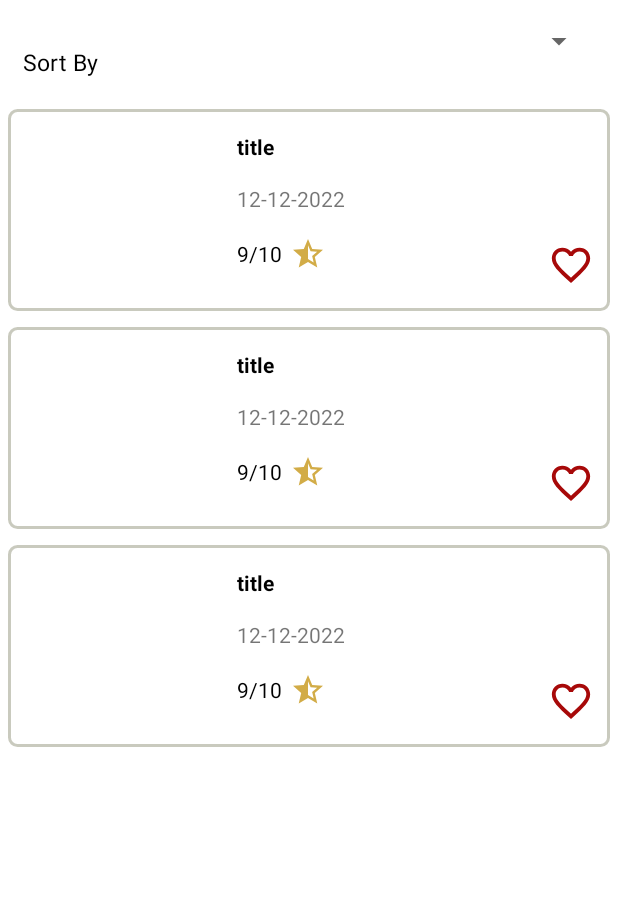
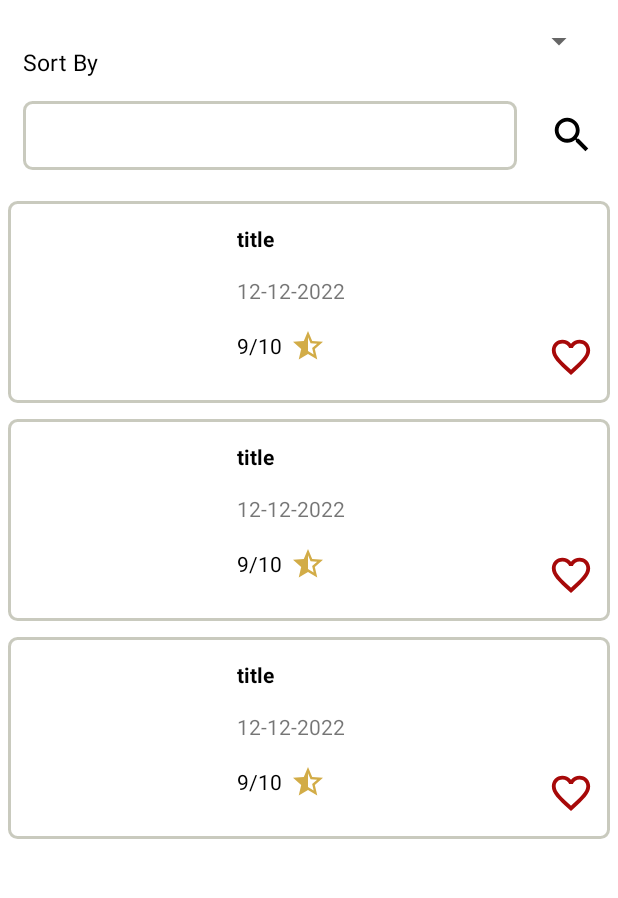
Before and after one commit to tahazayed/mdpproject, an Android app: the layout fragment_movie_list.xml on its own in the app's theme, with its tools: preview values and no code run, on a phone screen of 412 x 824 dp, the part 60-958 px from its top. Run offline under Robolectric (Android 15) with nearby library versions, the phone set to English and light mode, and no system bars.

Commit message:
Done from search. Prepared videos for detail screen.

```diff
--- /dev/null
+++ b/app/src/main/res/drawable/ic_search.xml
@@ -0,0 +1,5 @@
+<vector android:height="24dp" android:tint="#000000"
+    android:viewportHeight="24" android:viewportWidth="24"
+    android:width="24dp" xmlns:android="http://schemas.android.com/apk/res/android">
+    <path android:fillColor="@android:color/white" android:pathData="M15.5,14h-0.79l-0.28,-0.27C15.41,12.59 16,11.11 16,9.5 16,5.91 13.09,3 9.5,3S3,5.91 3,9.5 5.91,16 9.5,16c1.61,0 3.09,-0.59 4.23,-1.57l0.27,0.28v0.79l5,4.99L20.49,19l-4.99,-5zM9.5,14C7.01,14 5,11.99 5,9.5S7.01,5 9.5,5 14,7.01 14,9.5 11.99,14 9.5,14z"/>
+</vector>
--- a/app/src/main/res/layout/fragment_movie_list.xml
+++ b/app/src/main/res/layout/fragment_movie_list.xml
@@ -29,8 +29,8 @@
             android:layout_height="wrap_content"
             android:layout_alignParentStart="true"
             android:layout_centerHorizontal="true"
+            android:layout_marginTop="@dimen/_12sdp"
             android:text="@string/sort_by"
-            android:layout_marginTop="@dimen/_12sdp"
             android:textColor="@color/black"
             android:textSize="@dimen/_12ssp" />
 
@@ -45,6 +45,33 @@
 
     </RelativeLayout>
 
+    <androidx.appcompat.widget.LinearLayoutCompat
+        android:layout_width="match_parent"
+        android:layout_height="wrap_content"
+        android:layout_marginHorizontal="@dimen/_12sdp"
+        android:layout_marginBottom="@dimen/_12sdp"
+        android:orientation="horizontal">
+
+        <androidx.appcompat.widget.AppCompatEditText
+            android:id="@+id/et_query"
+            android:layout_width="0dp"
+            android:layout_height="wrap_content"
+            android:layout_weight="4"
+            android:padding="@dimen/_8sdp"
+            android:layout_marginEnd="@dimen/_8sdp"
+            android:background="@drawable/rounded_corner_rv_item_bacckground" />
+
+        <androidx.appcompat.widget.AppCompatImageView
+            android:id="@+id/iv_search"
+            android:layout_width="wrap_content"
+            android:layout_height="wrap_content"
+            android:layout_marginStart="@dimen/_8sdp"
+            android:padding="@dimen/_12sdp"
+            android:layout_gravity="center"
+            android:background="@drawable/ic_search" />
+
+    </androidx.appcompat.widget.LinearLayoutCompat>
+
     <androidx.recyclerview.widget.RecyclerView
         android:id="@+id/rv_movies"
         android:layout_width="match_parent"
@@ -52,7 +79,6 @@
         android:layout_marginBottom="@dimen/_36sdp"
         android:paddingBottom="@dimen/_12sdp"
         app:layoutManager="androidx.recyclerview.widget.LinearLayoutManager"
-        tools:listitem="@layout/movie_item"
-        />
+        tools:listitem="@layout/movie_item" />
 
 </androidx.appcompat.widget.LinearLayoutCompat>
--- a/app/src/main/res/values/strings.xml
+++ b/app/src/main/res/values/strings.xml
@@ -51,4 +51,5 @@
     <string name="email">Email :</string>
     <string name="sign_out">Sign out</string>
     <string name="delete_account">Delete Account</string>
+    <string name="write__query">Please write something first.</string>
 </resources>
```
Also changed, not shown: app/src/main/java/com/android/finalproject/data/remote/MovieAppAPI.kt (+0 -13 lines), app/src/main/java/com/android/finalproject/data/remote/RemoteDataSource.kt (+12 -1 lines), app/src/main/java/com/android/finalproject/data/remote/RemoteDataSourceImpl.kt (+14 -0 lines), app/src/main/java/com/android/finalproject/data/repositories/Repository.kt (+21 -0 lines), app/src/main/java/com/android/finalproject/data/repositories/RepositoryImpl.kt (+12 -0 lines), app/src/main/java/com/android/finalproject/ui/home/moviescreen/HomeViewModel.kt (+103 -4 lines), app/src/main/java/com/android/finalproject/ui/home/moviescreen/MovieDetailFragment.kt (+15 -2 lines), app/src/main/java/com/android/finalproject/ui/home/moviescreen/MovieListFragment.kt (+42 -14 lines), app/src/main/java/com/android/finalproject/ui/home/moviescreen/MovieVideoResponseState.kt (added, +8 -0 lines), app/src/main/java/com/android/finalproject/ui/home/seriesscreen/SeriesDetailFragment.kt (+19 -1 lines), app/src/main/java/com/android/finalproject/ui/home/seriesscreen/SeriesListFragment.kt (+42 -15 lines), app/src/main/java/com/android/finalproject/ui/home/seriesscreen/SeriesVideoResponseState.kt (added, +8 -0 lines), app/src/main/res/layout/fragment_series_list.xml (+26 -0 lines).
